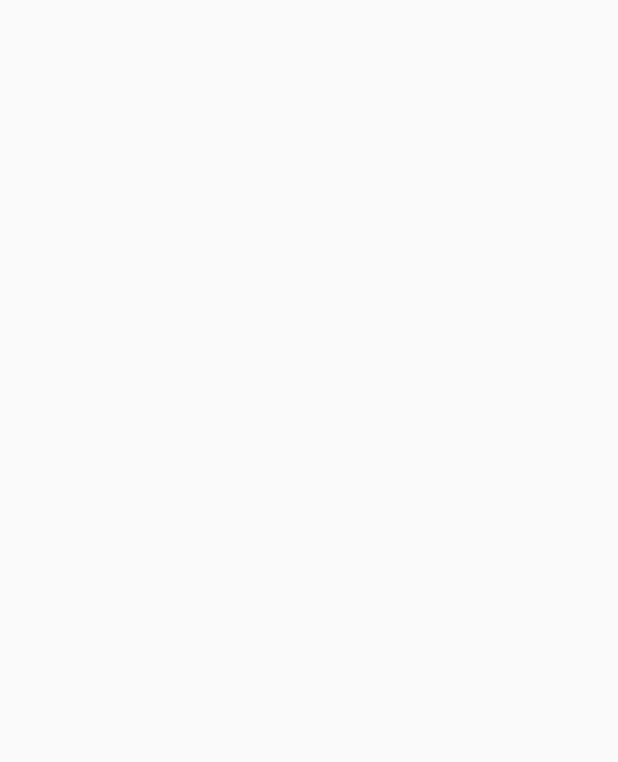
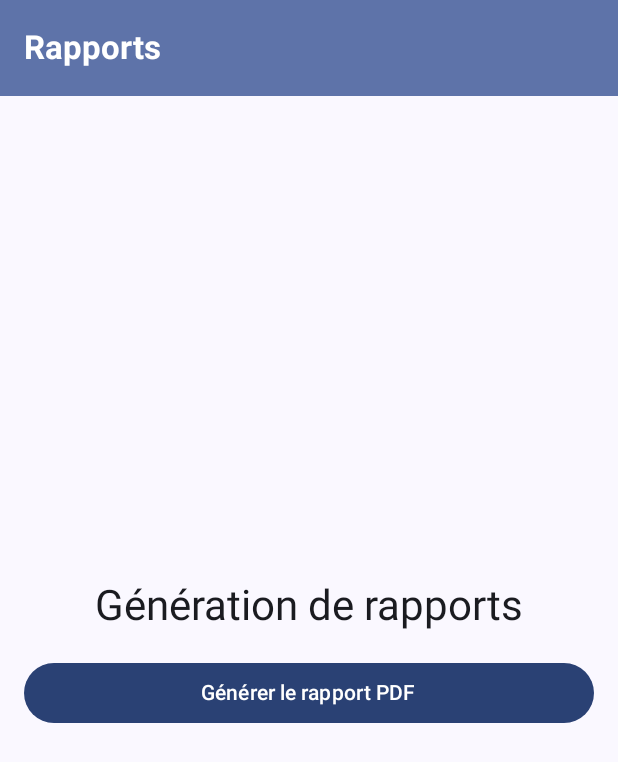
Before and after one commit to GaelNsabua/GYM-MANAGEMENT-APP, an Android app built with Jetpack Compose: the ReportScreen screen opened through its navigation route, on a phone screen of 412 x 824 dp. Before the commit the part shown is empty. Shown: the top 762 px of the screen. Run offline under Robolectric (Android 15) with nearby library versions, the phone set to English and light mode, and no system bars; our stand-ins replace Room's generated code.

Commit message:
Updates 06/03 === Ajout génération de raport pdf

```diff
--- a/app/src/main/java/com/example/gym_management_app/MainActivity.kt
+++ b/app/src/main/java/com/example/gym_management_app/MainActivity.kt
@@ -17,6 +17,7 @@ import com.example.gym_management_app.ui.navigation.Navigation
 import com.example.gym_management_app.ui.theme.GYMMANAGEMENTAPPTheme
 
 class MainActivity : ComponentActivity() {
+    @RequiresApi(Build.VERSION_CODES.O)
     override fun onCreate(savedInstanceState: Bundle?) {
         super.onCreate(savedInstanceState)
         enableEdgeToEdge()
--- a/app/src/main/java/com/example/gym_management_app/ui/navigation/Navigation.kt
+++ b/app/src/main/java/com/example/gym_management_app/ui/navigation/Navigation.kt
@@ -25,6 +25,7 @@ import com.example.gym_management_app.ui.screens.SplashScreen
 import com.example.gym_management_app.ui.screens.MemberListScreen
 import com.example.gym_management_app.ui.screens.PaymentListScreen
 import com.example.gym_management_app.ui.screens.PaymentScreen
+import com.example.gym_management_app.ui.screens.ReportScreen
 import com.example.gym_management_app.ui.screens.SubscriptionListScreen
 import com.example.gym_management_app.viewmodel.MemberViewModel
 import com.example.gym_management_app.viewmodel.MemberViewModelFactory
@@ -139,7 +140,11 @@ fun Navigation(){
 
         // Écran des rapports (à implémenter ou remplacer par votre composant)
         composable("reportScreen") {
-            //ReportScreen(navController = navController)
+            ReportScreen(
+                navController = navController,
+                memberViewModel = memberViewModel,
+                subscriptionViewModel = subscriptionViewModel,
+                paymentViewModel = paymentViewModel)
         }
     }
 }
--- a/app/src/main/java/com/example/gym_management_app/ui/screens/HomeScreen.kt
+++ b/app/src/main/java/com/example/gym_management_app/ui/screens/HomeScreen.kt
@@ -45,8 +45,8 @@ fun HomeScreen(
     val monthlyRevenue by paymentViewModel.monthlyRevenue.collectAsState()
 
     // Calculer la moyenne d'adhésion en divisant le revenu mensuel par le nombre de membres actifs (si > 0)
-    val averageSubscription = if (activeMembersCount > 0)
-        (monthlyRevenue / activeMembersCount).toInt()
+    val averageSubscription = if (totalMembers > 0)
+        (totalMembers / 30).toDouble()
     else 0.0
 
     Scaffold(
--- /dev/null
+++ b/app/src/main/java/com/example/gym_management_app/ui/screens/ReportScreen.kt
@@ -0,0 +1,168 @@
+package com.example.gym_management_app.ui.screens
+
+import android.content.Context
+import android.content.Intent
+import android.graphics.pdf.PdfDocument
+import androidx.compose.foundation.layout.Arrangement
+import androidx.compose.foundation.layout.Column
+import androidx.compose.foundation.layout.Spacer
+import androidx.compose.foundation.layout.fillMaxSize
+import androidx.compose.foundation.layout.fillMaxWidth
+import androidx.compose.foundation.layout.height
+import androidx.compose.foundation.layout.padding
+import androidx.compose.material3.Button
+import androidx.compose.material3.ExperimentalMaterial3Api
+import androidx.compose.material3.MaterialTheme
+import androidx.compose.material3.Scaffold
+import androidx.compose.material3.Text
+import androidx.compose.material3.TopAppBar
+import androidx.compose.material3.TopAppBarDefaults
+import androidx.compose.runtime.Composable
+import androidx.compose.runtime.getValue
+import androidx.compose.runtime.mutableStateOf
+import androidx.compose.runtime.remember
+import androidx.compose.runtime.setValue
+import androidx.compose.ui.Alignment
+import androidx.compose.ui.Modifier
+import android.graphics.Paint
+import androidx.compose.ui.platform.LocalContext
+import androidx.compose.ui.text.font.FontWeight
+import androidx.compose.ui.unit.dp
+import androidx.core.content.FileProvider
+import androidx.lifecycle.viewmodel.compose.viewModel
+import androidx.navigation.NavHostController
+import com.example.gym_management_app.viewmodel.MemberViewModel
+import com.example.gym_management_app.viewmodel.PaymentViewModel
+import com.example.gym_management_app.viewmodel.SubscriptionViewModel
+import java.io.File
+import java.io.FileOutputStream
+
+@OptIn(ExperimentalMaterial3Api::class)
+@Composable
+fun ReportScreen(
+    navController: NavHostController,
+    memberViewModel: MemberViewModel = viewModel(),
+    subscriptionViewModel: SubscriptionViewModel = viewModel(),
+    paymentViewModel: PaymentViewModel = viewModel(),
+    modifier: Modifier = Modifier
+) {
+    val context = LocalContext.current
+    var reportGenerated by remember { mutableStateOf(false) }
+    var reportPath by remember { mutableStateOf("") }
+
+    // Interface utilisateur pour générer le rapport PDF
+    Scaffold(
+        topBar = {
+            TopAppBar(
+                title = { Text("Rapports", fontWeight = FontWeight.Bold) },
+                colors = TopAppBarDefaults.topAppBarColors(
+                    containerColor = MaterialTheme.colorScheme.primaryContainer,
+                    titleContentColor = MaterialTheme.colorScheme.onPrimaryContainer
+                )
+            )
+        }
+    ) { innerPadding ->
+        Column(
+            modifier = modifier
+                .fillMaxSize()
+                .padding(innerPadding)
+                .padding(16.dp),
+            horizontalAlignment = Alignment.CenterHorizontally,
+            verticalArrangement = Arrangement.Center
+        ) {
+            Text(
+                text = "Génération de rapports",
+                style = MaterialTheme.typography.headlineMedium
+            )
+            Spacer(modifier = Modifier.height(16.dp))
+            Button(
+                onClick = {
+                    // Génère le rapport PDF et met à jour l'état
+                    reportPath = generatePdfReport(context, memberViewModel, subscriptionViewModel, paymentViewModel)
+                    reportGenerated = true
+                },
+                modifier = Modifier.fillMaxWidth()
+            ) {
+                Text("Générer le rapport PDF")
+            }
+            Spacer(modifier = Modifier.height(16.dp))
+            if (reportGenerated) {
+                Text(
+                    text = "Rapport généré à : $reportPath",
+                    style = MaterialTheme.typography.bodyMedium
+                )
+                Spacer(modifier = Modifier.height(8.dp))
+                Button(
+                    onClick = { openPdfReport(context, reportPath) },
+                    modifier = Modifier.fillMaxWidth()
+                ) {
+                    Text("Ouvrir le rapport")
+                }
+            }
+        }
+    }
+}
+
+/**
+ * Génère un rapport PDF en utilisant les données des ViewModels.
+ * Pour simplifier, ce rapport affiche un titre et quelques statistiques de base.
+ * Retourne le chemin absolu du fichier PDF généré.
+ */
+fun generatePdfReport(
+    context: Context,
+    memberViewModel: MemberViewModel,
+    subscriptionViewModel: SubscriptionViewModel,
+    paymentViewModel: PaymentViewModel
+): String {
+    // Création d'une instance PdfDocument
+    val pdfDocument = PdfDocument()
+
+    // Configuration de la page (largeur, hauteur, numéro de page)
+    val pageInfo = PdfDocument.PageInfo.Builder(300, 600, 1).create()
+    val page = pdfDocument.startPage(pageInfo)
+    val canvas = page.canvas
+    val paint = Paint()
+
+    // Titre du rapport
+    paint.textSize = 14f
+    canvas.drawText("Rapport de la salle de sport", 10f, 25f, paint)
+
+    // Pour un rapport complet, vous pouvez récupérer les statistiques depuis les ViewModels
+    // Ici, nous utilisons des valeurs fictives pour l'exemple
+    val totalMembers =  memberViewModel.totalMembers.value
+    val activeMembers = memberViewModel.activeMembers.value
+    val monthlyRevenue = paymentViewModel.monthlyRevenue.value
+    val expiredSubs = subscriptionViewModel.expiredSubscriptions.value
+
+    paint.textSize = 12f
+    canvas.drawText("Total Membres : $totalMembers", 10f, 50f, paint)
+    canvas.drawText("Membres Actifs : $activeMembers", 10f, 70f, paint)
+    canvas.drawText("Abonnements Expirés : $expiredSubs", 10f, 90f, paint)
+    canvas.drawText("Revenus Mensuels : $monthlyRevenue Fc", 10f, 110f, paint)
+
+    pdfDocument.finishPage(page)
+
+    // Sauvegarder le PDF dans le cache externe
+    val file = File(context.externalCacheDir, "report.pdf")
+    try {
+        pdfDocument.writeTo(FileOutputStream(file))
+    } catch (e: Exception) {
+        e.printStackTrace()
+    }
+    pdfDocument.close()
+    return file.absolutePath
+}
+
+/**
+ * Ouvre le rapport PDF en utilisant un FileProvider.
+ * Assurez-vous que FileProvider est correctement configuré dans AndroidManifest et res/xml/file_paths.xml.
+ */
+fun openPdfReport(context: Context, filePath: String) {
+    val file = File(filePath)
+    val uri = FileProvider.getUriForFile(context, "${context.packageName}.fileprovider", file)
+    val intent = Intent(Intent.ACTION_VIEW).apply {
+        setDataAndType(uri, "application/pdf")
+        flags = Intent.FLAG_ACTIVITY_CLEAR_TOP or Intent.FLAG_GRANT_READ_URI_PERMISSION
+    }
+    context.startActivity(intent)
+}
--- /dev/null
+++ b/app/src/main/res/xml/file_paths.xml
@@ -0,0 +1,4 @@
+<?xml version="1.0" encoding="utf-8"?>
+<paths xmlns:android="http://schemas.android.com/apk/res/android">
+    <external-cache-path name="external_cache" path="." />
+</paths>
```
Also changed, not shown: app/src/main/AndroidManifest.xml (+10 -0 lines), gradle/wrapper/gradle-wrapper.properties, 1 other file.
